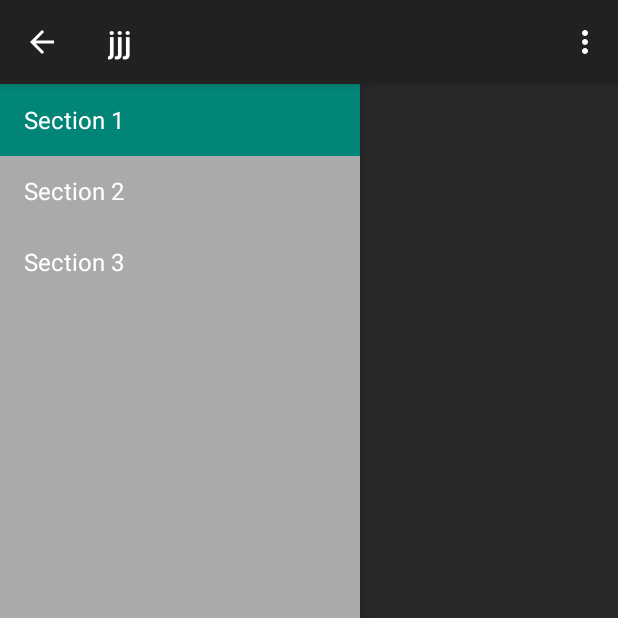
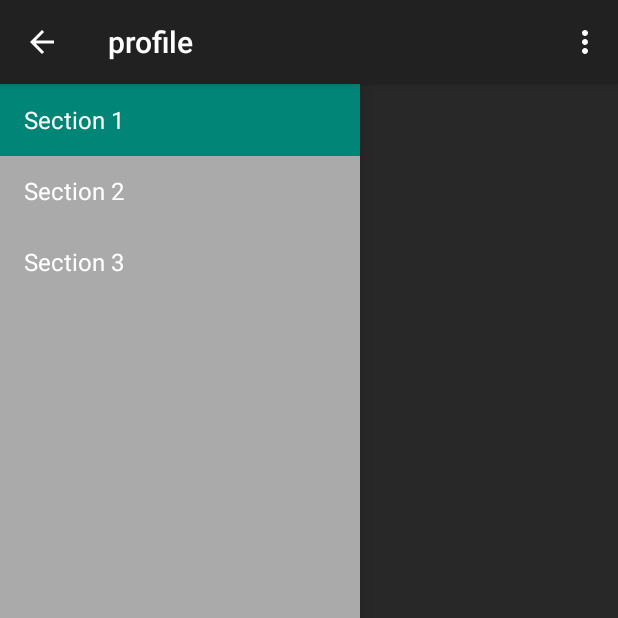
Before and after one commit to MobileValueUp/Copy, an Android app: the screen it shows after launch (MainActivity), on a phone screen of 412 x 824 dp, the top half of it. Run offline under Robolectric (Android 15) with nearby library versions, the phone set to English and light mode, and no system bars; 2 statements that could not run were skipped.

Commit message:
add frag

```diff
--- a/app/src/main/java/com/example/kimteaho/copy/MainActivity.java
+++ b/app/src/main/java/com/example/kimteaho/copy/MainActivity.java
@@ -39,6 +39,8 @@ public class MainActivity extends ActionBarActivity
     private static final String TAB1 = "tab1";
     private static final String TAB2 = "tab2";
     private static final String TAB3 = "tab3";
+    private static final String TAB4 = "tab4";
+    private static final String TAB5 = "tab5";
 
 //ijkjklj
 
@@ -76,6 +78,8 @@ public class MainActivity extends ActionBarActivity
         tabHost.addTab(tabHost.newTabSpec(TAB1).setIndicator("TAB1"), FragmentOne.class ,null);
         tabHost.addTab(tabHost.newTabSpec(TAB2).setIndicator("TAB2"), FragmentTwo.class ,null);
         tabHost.addTab(tabHost.newTabSpec(TAB3).setIndicator("TAB3"), FragmentThree.class ,null);
+        tabHost.addTab(tabHost.newTabSpec(TAB4).setIndicator("TAB4"), FragmentFour.class ,null);
+        tabHost.addTab(tabHost.newTabSpec(TAB5).setIndicator("TAB5"), FragmentFive.class ,null);
 
 
     }
--- a/app/src/main/java/com/example/kimteaho/copy/NavigationDrawerFragment.java
+++ b/app/src/main/java/com/example/kimteaho/copy/NavigationDrawerFragment.java
@@ -263,7 +263,7 @@ public class NavigationDrawerFragment extends Fragment {
         ActionBar actionBar = getActionBar();
         actionBar.setDisplayShowTitleEnabled(true);
         actionBar.setNavigationMode(ActionBar.NAVIGATION_MODE_STANDARD);
-        actionBar.setTitle("jjj");
+        actionBar.setTitle("profile");
     }
 
     private ActionBar getActionBar() {
```
Also changed, not shown: app/src/main/java/com/example/kimteaho/copy/FragmentFive.java (added, +29 -0 lines), app/src/main/java/com/example/kimteaho/copy/FragmentFour.java (added, +29 -0 lines), app/src/main/res/layout/fragment_page4.xml (added, +15 -0 lines), app/src/main/res/layout/fragment_page5.xml (added, +15 -0 lines), 1 other file.
